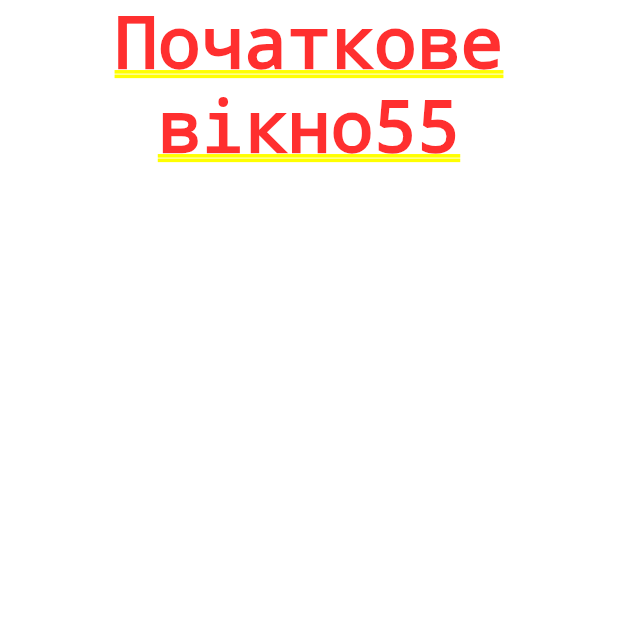
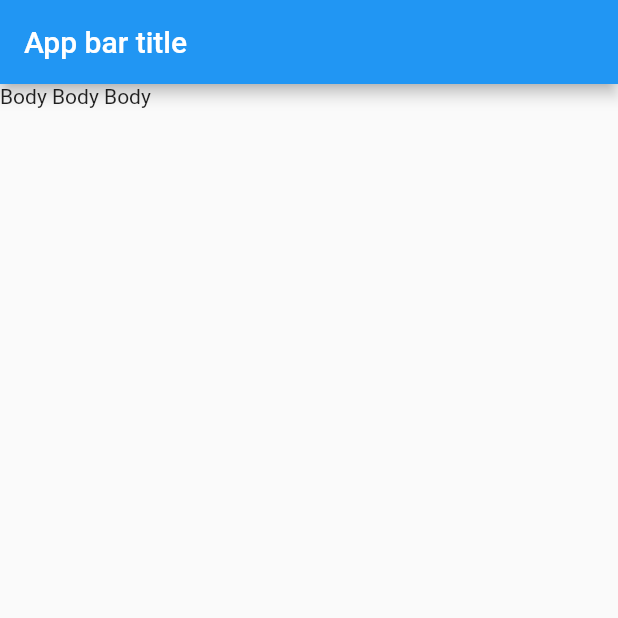
Before and after one commit to riddman/Radio, a Flutter app: the screen it shows after launch, on a phone screen of 412 x 824 dp, the top half of it. Run offline on Flutter 3.47's test engine with Material 2 defaults, Android fonts, the phone set to English and light mode, and no system bars.

Commit message:
Added list widget

```diff
--- /dev/null
+++ b/lib/RadioList.dart
@@ -0,0 +1,13 @@
+import 'package:flutter/material.dart';
+
+class RadioList extends StatelessWidget {
+    @override
+    Widget build(BuildContext context) {
+      return Scaffold(
+        appBar: AppBar(
+          title: Text('App bar title')
+        ),
+        body: Text('Body Body Body')
+      );
+    }
+}
--- a/lib/main.dart
+++ b/lib/main.dart
@@ -1,42 +1,23 @@
 import 'package:flutter/material.dart';
-
-// void main() {
-//   runApp(
-//       MyApp());
-// }
+import 'package:radio/RadioList.dart';
 
 void main() {
-  runApp(new MaterialApp(
-    home: Home(),
-    // debugShowCheckedModeBanner: false,
-    title: "Radio",
-    // theme: ThemeData(backgroundColor: Color.fromRGBO(39, 139, 229, 100)),
-  ));
+  runApp(RadioApp());
 }
 
-class Home extends StatefulWidget {
+class RadioApp extends StatelessWidget { // it is my main container
   @override
-  State<StatefulWidget> createState() {
-    return HomeState();
-  }
-}
-
-
-class HomeState extends State<Home> {
-  @override
-
   Widget build(BuildContext context) {
     return MaterialApp(
-      title: 'Online Radio',
-      theme: ThemeData(
-        primarySwatch: Colors.blue,
-        visualDensity: VisualDensity.adaptivePlatformDensity,
-      ),
-      home: Text(
-        'Початкове вікно55',
-        textDirection: TextDirection.ltr,
-        textAlign: TextAlign.center,
-      ),
+      // debugShowCheckedModeBanner: false,
+      title: "Інтернет радіо ",
+      theme: ThemeData(primarySwatch: Colors.blue),
+      home: RadioList(),
+      // home: Text(
+      //   'Початкова сторінка',
+      //   textDirection: TextDirection.ltr,
+      //   textAlign: TextAlign.center,
+      // ),
     );
   }
 }
```
